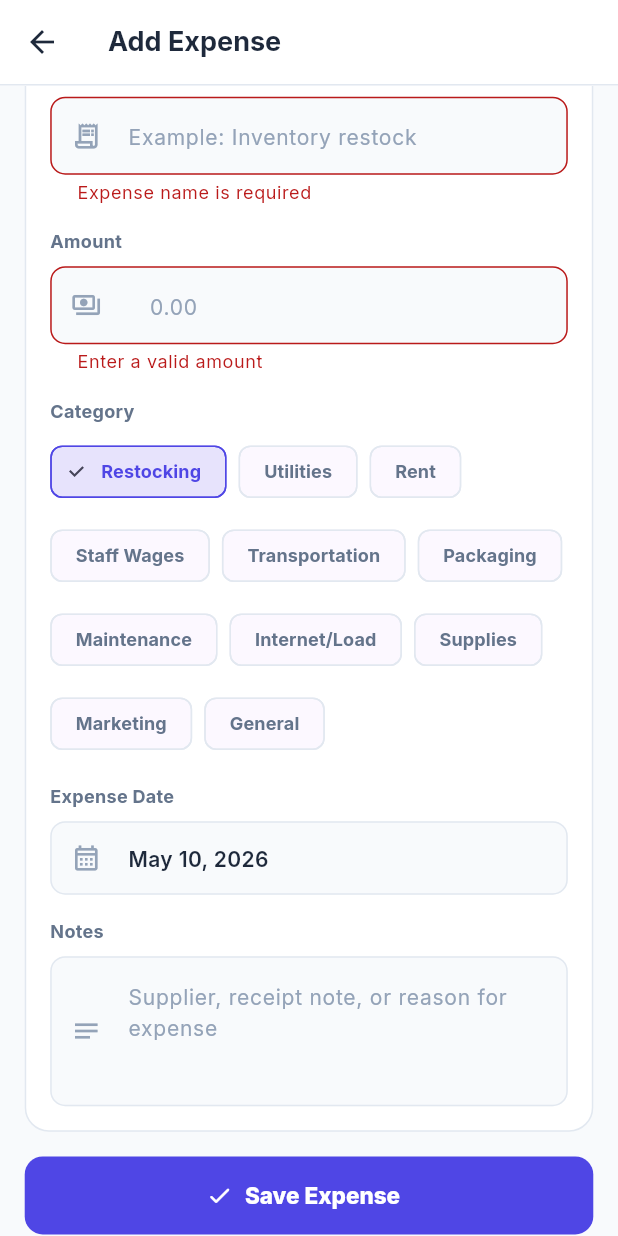
After one commit to dirkiee20/sarisarithesis, a Flutter app: the AddExpenseScreen screen opened by its route, scrolled down 837 dp, after a tap on "Save Expense", on a phone screen of 412 x 824 dp. The commit adds this screen. Run offline on Flutter 3.47's test engine with Material 3 defaults, Android fonts, the phone set to English and light mode, and no system bars; our stand-ins replace cached_network_image, camera, connectivity_plus, device_info_plus, dio, fl_chart and 9 more; missing offline and left inert: mobile_scanner; accounts and stored records are empty.

Commit message:
feat: expenses

```diff
--- a/sarisari-owner-app/lib/core/owner_data_service.dart
+++ b/sarisari-owner-app/lib/core/owner_data_service.dart
@@ -145,8 +145,8 @@ class OwnerDataService {
   Future<OwnerAnalyticsData> loadAnalytics(String period) async {
     final periodKey = period.toLowerCase();
     final results = await Future.wait<Response<dynamic>>([
-      apiClient.get('/analytics/overview',
-          queryParameters: {'period': periodKey}),
+      apiClient
+          .get('/analytics/overview', queryParameters: {'period': periodKey}),
       apiClient.get('/analytics/sales-trend',
           queryParameters: {'period': periodKey}),
       apiClient.get('/analytics/top-products',
@@ -196,13 +196,29 @@ class OwnerDataService {
   }
 
   Future<OwnerExpensesData> loadExpenses() async {
-    final response = await apiClient.get(
-      '/summaries/expenses',
-      queryParameters: {'period': 'month', 'limit': 50},
-    );
-    final payload = _asMap(response.data);
+    final now = DateTime.now();
+    final todayStart = DateTime(now.year, now.month, now.day);
+    final weekStart =
+        todayStart.subtract(Duration(days: todayStart.weekday - 1));
+    final monthStart = DateTime(now.year, now.month);
+
+    final results = await Future.wait<Response<dynamic>>([
+      apiClient.get(
+        '/summaries/expenses',
+        queryParameters: {'period': 'month', 'limit': 50},
+      ),
+      apiClient.get(
+        '/expenses',
+        queryParameters: {
+          'startDate': DateFormat('yyyy-MM-dd').format(monthStart),
+          'limit': 100,
+        },
+      ),
+    ]);
+
+    final payload = _asMap(results[0].data);
     final totals = _asMap(payload['totals']);
-    final expenses = _list(payload['expenses']).map((item) {
+    final summaryExpenses = _list(payload['expenses']).map((item) {
       final category = _string(item['category'], fallback: 'General');
       final date = _formatDate(item['date']);
       return {
@@ -213,11 +229,32 @@ class OwnerDataService {
       };
     }).toList();
 
+    final expensePayload = _asMap(results[1].data);
+    final manualRows = _list(expensePayload['expenses']);
+    final manualExpenses = manualRows.map((item) {
+      final row = _asMap(item);
+      return {
+        'desc': _string(row['title'], fallback: 'Business expense'),
+        'cat': _string(row['category'], fallback: 'General'),
+        'amount': _money(_num(row['amount'])),
+        'date': _formatDate(row['expense_date']),
+      };
+    }).toList();
+
+    double manualTotalSince(DateTime start) {
+      return manualRows.fold<double>(0, (sum, item) {
+        final row = _asMap(item);
+        final date = _parseDate(row['expense_date']);
+        if (date == null) return sum;
+        return date.isBefore(start) ? sum : sum + _num(row['amount']);
+      });
+    }
+
     return OwnerExpensesData(
-      todayTotal: _num(totals['today_total']),
-      weekTotal: _num(totals['week_total']),
-      monthTotal: _num(totals['month_total']),
-      expenses: expenses,
+      todayTotal: _num(totals['today_total']) + manualTotalSince(todayStart),
+      weekTotal: _num(totals['week_total']) + manualTotalSince(weekStart),
+      monthTotal: _num(totals['month_total']) + manualTotalSince(monthStart),
+      expenses: [...manualExpenses, ...summaryExpenses],
     );
   }
 
@@ -403,4 +440,11 @@ class OwnerDataService {
     if (parsed == null) return '';
     return DateFormat('MMM d').format(parsed.toLocal());
   }
+
+  static DateTime? _parseDate(dynamic value) {
+    final parsed = DateTime.tryParse(value?.toString() ?? '');
+    if (parsed == null) return null;
+    final local = parsed.toLocal();
+    return DateTime(local.year, local.month, local.day);
+  }
 }
--- a/sarisari-owner-app/lib/routes/app_routes.dart
+++ b/sarisari-owner-app/lib/routes/app_routes.dart
@@ -8,6 +8,7 @@ import '../screens/analytics/analytics_screen.dart';
 import '../screens/products/products_screen.dart';
 import '../screens/staff/staff_screen.dart';
 import '../screens/expenses/expenses_screen.dart';
+import '../screens/expenses/add_expense_screen.dart';
 import '../screens/reports/reports_screen.dart';
 import '../screens/account/account_screen.dart';
 
@@ -21,6 +22,7 @@ class AppRoutes {
   static const String products = '/products';
   static const String staff = '/staff';
   static const String expenses = '/expenses';
+  static const String addExpense = '/expenses/add';
   static const String reports = '/reports';
   static const String account = '/account';
 
@@ -34,6 +36,7 @@ class AppRoutes {
     products: (_) => const ProductsScreen(),
     staff: (_) => const StaffScreen(),
     expenses: (_) => const ExpensesScreen(),
+    addExpense: (_) => const AddExpenseScreen(),
     reports: (_) => const ReportsScreen(),
     account: (_) => const AccountScreen(),
   };
--- /dev/null
+++ b/sarisari-owner-app/lib/screens/expenses/add_expense_screen.dart
@@ -0,0 +1,584 @@
+import 'package:dio/dio.dart';
+import 'package:flutter/material.dart';
+import 'package:flutter/services.dart';
+import 'package:google_fonts/google_fonts.dart';
+import 'package:intl/intl.dart';
+import 'package:sizer/sizer.dart';
+
+import '../../core/api_client.dart';
+import '../../theme/owner_theme.dart';
+
+class AddExpenseScreen extends StatefulWidget {
+  const AddExpenseScreen({super.key});
+
+  @override
+  State<AddExpenseScreen> createState() => _AddExpenseScreenState();
+}
+
+class _AddExpenseScreenState extends State<AddExpenseScreen> {
+  final _formKey = GlobalKey<FormState>();
+  final _titleCtrl = TextEditingController();
+  final _amountCtrl = TextEditingController();
+  final _descriptionCtrl = TextEditingController();
+
+  String _category = 'Restocking';
+  DateTime _expenseDate = DateTime.now();
+  bool _loading = false;
+  String? _error;
+
+  static const List<String> _categories = [
+    'Restocking',
+    'Utilities',
+    'Rent',
+    'Staff Wages',
+    'Transportation',
+    'Packaging',
+    'Maintenance',
+    'Internet/Load',
+    'Supplies',
+    'Marketing',
+    'General',
+  ];
+
+  static const List<_ExpenseTemplate> _templates = [
+    _ExpenseTemplate(
+      title: 'Inventory restock',
+      category: 'Restocking',
+      description: 'Products purchased for resale.',
+      icon: Icons.inventory_2_outlined,
+    ),
+    _ExpenseTemplate(
+      title: 'Electricity or water bill',
+      category: 'Utilities',
+      description: 'Monthly utility payment for store operations.',
+      icon: Icons.bolt_outlined,
+    ),
+    _ExpenseTemplate(
+      title: 'Store rent',
+      category: 'Rent',
+      description: 'Rental payment for the business space.',
+      icon: Icons.storefront_outlined,
+    ),
+    _ExpenseTemplate(
+      title: 'Staff salary or allowance',
+      category: 'Staff Wages',
+      description: 'Payment for cashier or helper work.',
+      icon: Icons.groups_outlined,
+    ),
+    _ExpenseTemplate(
+      title: 'Delivery or transport',
+      category: 'Transportation',
+      description: 'Fare, fuel, or delivery fee for supplies.',
+      icon: Icons.local_shipping_outlined,
+    ),
+    _ExpenseTemplate(
+      title: 'Plastic bags or packaging',
+      category: 'Packaging',
+      description: 'Packaging materials for customer purchases.',
+      icon: Icons.shopping_bag_outlined,
+    ),
+    _ExpenseTemplate(
+      title: 'Repairs or maintenance',
+      category: 'Maintenance',
+      description: 'Store equipment repair or upkeep.',
+      icon: Icons.build_outlined,
+    ),
+    _ExpenseTemplate(
+      title: 'Internet or mobile load',
+      category: 'Internet/Load',
+      description: 'Connectivity used for store transactions.',
+      icon: Icons.wifi_outlined,
+    ),
+  ];
+
+  @override
+  void dispose() {
+    _titleCtrl.dispose();
+    _amountCtrl.dispose();
+    _descriptionCtrl.dispose();
+    super.dispose();
+  }
+
+  void _applyTemplate(_ExpenseTemplate template) {
+    setState(() {
+      _titleCtrl.text = template.title;
+      _descriptionCtrl.text = template.description;
+      _category = template.category;
+      _error = null;
+    });
+  }
+
+  Future<void> _pickDate() async {
+    final picked = await showDatePicker(
+      context: context,
+      initialDate: _expenseDate,
+      firstDate: DateTime(2020),
+      lastDate: DateTime.now(),
+      builder: (context, child) {
+        return Theme(
+          data: Theme.of(context).copyWith(
+            colorScheme: Theme.of(context).colorScheme.copyWith(
+                  primary: OwnerTheme.primary,
+                ),
+          ),
+          child: child!,
+        );
+      },
+    );
+    if (picked == null) return;
+    setState(() => _expenseDate = picked);
+  }
+
+  Future<void> _saveExpense() async {
+    if (!_formKey.currentState!.validate()) return;
+
+    setState(() {
+      _loading = true;
+      _error = null;
+    });
+
+    try {
+      final amount = double.parse(_amountCtrl.text.replaceAll(',', '').trim());
+      await apiClient.post('/expenses', data: {
+        'title': _titleCtrl.text.trim(),
+        'description': _descriptionCtrl.text.trim().isEmpty
+            ? null
+            : _descriptionCtrl.text.trim(),
+        'amount': amount,
+        'category': _category,
+        'expenseDate': DateFormat('yyyy-MM-dd').format(_expenseDate),
+      });
+
+      if (!mounted) return;
+      Navigator.of(context).pop(true);
+    } on DioException catch (e) {
+      if (!mounted) return;
+      setState(() => _error = _messageFromDio(e));
+    } catch (_) {
+      if (!mounted) return;
+      setState(() => _error = 'Unable to save expense. Please try again.');
+    } finally {
+      if (mounted) setState(() => _loading = false);
+    }
+  }
+
+  String _messageFromDio(DioException e) {
+    final data = e.response?.data;
+    if (data is Map && data['error'] != null) {
+      return data['error'].toString();
+    }
+    if (data is Map && data['errors'] is List && data['errors'].isNotEmpty) {
+      final first = data['errors'].first;
+      if (first is Map && first['msg'] != null) {
+        return first['msg'].toString();
+      }
+    }
+    return 'Failed to connect. Please check your network connection.';
+  }
+
+  @override
+  Widget build(BuildContext context) {
+    return Scaffold(
+      backgroundColor: OwnerTheme.background,
+      appBar: AppBar(
+        title: const Text('Add Expense'),
+        backgroundColor: Colors.white,
+        surfaceTintColor: Colors.transparent,
+        bottom: PreferredSize(
+          preferredSize: const Size.fromHeight(1),
+          child: Container(height: 1, color: OwnerTheme.border),
+        ),
+      ),
+      body: Form(
+        key: _formKey,
+        child: ListView(
+          padding: EdgeInsets.symmetric(horizontal: 4.w, vertical: 2.h),
+          children: [
+            _IntroCard(),
+            SizedBox(height: 2.h),
+            Text(
+              'Common business expenses',
+              style: GoogleFonts.inter(
+                color: OwnerTheme.textPrimary,
+                fontSize: 14,
+                fontWeight: FontWeight.w800,
+              ),
+            ),
+            SizedBox(height: 1.h),
+            ..._templates.map(
+              (template) => Padding(
+                padding: const EdgeInsets.only(bottom: 10),
+                child: _TemplateCard(
+                  template: template,
+                  selected: _titleCtrl.text == template.title,
+                  onTap: () => _applyTemplate(template),
+                ),
+              ),
+            ),
+            SizedBox(height: 1.h),
+            _FormCard(
+              children: [
+                _Label('Expense Name'),
+                const SizedBox(height: 8),
+                TextFormField(
+                  controller: _titleCtrl,
+                  textInputAction: TextInputAction.next,
+                  decoration: _inputDecoration(
+                    hint: 'Example: Inventory restock',
+                    icon: Icons.receipt_long_outlined,
+                  ),
+                  validator: (value) => value == null || value.trim().isEmpty
+                      ? 'Expense name is required'
+                      : null,
+                ),
+                const SizedBox(height: 16),
+                _Label('Amount'),
+                const SizedBox(height: 8),
+                TextFormField(
+                  controller: _amountCtrl,
+                  keyboardType:
+                      const TextInputType.numberWithOptions(decimal: true),
+                  inputFormatters: [
+                    FilteringTextInputFormatter.allow(
+                      RegExp(r'^\d*\.?\d{0,2}'),
+                    ),
+                  ],
+                  decoration: _inputDecoration(
+                    hint: '0.00',
+                    icon: Icons.payments_outlined,
+                    prefix: const Text('\u20B1 '),
+                  ),
+                  validator: (value) {
+                    final amount = double.tryParse(
+                      value?.replaceAll(',', '').trim() ?? '',
+                    );
+                    if (amount == null || amount <= 0) {
+                      return 'Enter a valid amount';
+                    }
+                    return null;
+                  },
+                ),
+                const SizedBox(height: 16),
+                _Label('Category'),
+                const SizedBox(height: 8),
+                Wrap(
+                  spacing: 8,
+                  runSpacing: 8,
+                  children: _categories.map((category) {
+                    final selected = category == _category;
+                    return ChoiceChip(
+                      label: Text(category),
+                      selected: selected,
+                      selectedColor: OwnerTheme.primary.withValues(alpha: 0.12),
+                      side: BorderSide(
+                        color:
+                            selected ? OwnerTheme.primary : OwnerTheme.border,
+                      ),
+                      labelStyle: GoogleFonts.inter(
+                        color: selected
+                            ? OwnerTheme.primary
+                            : OwnerTheme.textSecondary,
+                        fontSize: 12,
+                        fontWeight: FontWeight.w700,
+                      ),
+                      onSelected: (_) => setState(() => _category = category),
+                    );
+                  }).toList(),
+                ),
+                const SizedBox(height: 16),
+                _Label('Expense Date'),
+                const SizedBox(height: 8),
+                InkWell(
+                  onTap: _pickDate,
+                  borderRadius: BorderRadius.circular(10),
+                  child: InputDecorator(
+                    decoration: _inputDecoration(
+                      hint: '',
+                      icon: Icons.calendar_month_outlined,
+                    ),
+                    child: Text(
+                      DateFormat('MMM d, yyyy').format(_expenseDate),
+                      style: GoogleFonts.inter(
+                        color: OwnerTheme.textPrimary,
+                        fontSize: 14,
+                        fontWeight: FontWeight.w600,
+                      ),
+                    ),
+                  ),
+                ),
+                const SizedBox(height: 16),
+                _Label('Notes'),
+                const SizedBox(height: 8),
+                TextFormField(
+                  controller: _descriptionCtrl,
+                  minLines: 3,
+                  maxLines: 5,
+                  decoration: _inputDecoration(
+                    hint: 'Supplier, receipt note, or reason for expense',
+                    icon: Icons.notes_outlined,
+                  ),
+                ),
+              ],
+            ),
+            if (_error != null) ...[
+              SizedBox(height: 2.h),
+              _ErrorBanner(message: _error!),
+            ],
+            SizedBox(height: 2.h),
+            SizedBox(
+              height: 52,
+              child: ElevatedButton.icon(
+                onPressed: _loading ? null : _saveExpense,
+                icon: _loading
+                    ? const SizedBox(
+                        width: 20,
+                        height: 20,
+                        child: CircularProgressIndicator(
+                          strokeWidth: 2.4,
+                          valueColor: AlwaysStoppedAnimation(Colors.white),
+                        ),
+                      )
+                    : const Icon(Icons.check_rounded),
+                label: Text(
+                  _loading ? 'Saving...' : 'Save Expense',
+                  style: GoogleFonts.inter(
+                    fontSize: 15,
+                    fontWeight: FontWeight.w800,
+                  ),
+                ),
+              ),
+            ),
+            SizedBox(height: 3.h),
+          ],
+        ),
+      ),
+    );
+  }
+}
+
+class _ExpenseTemplate {
+  const _ExpenseTemplate({
+    required this.title,
+    required this.category,
+    required this.description,
+    required this.icon,
+  });
+
+  final String title;
+  final String category;
+  final String description;
+  final IconData icon;
+}
+
+class _IntroCard extends StatelessWidget {
+  @override
+  Widget build(BuildContext context) {
+    return Container(
+      padding: const EdgeInsets.all(16),
+      decoration: BoxDecoration(
+        gradient: OwnerTheme.primaryGradient,
+        borderRadius: BorderRadius.circular(16),
+      ),
+      child: Row(
+        children: [
+          Container(
+            width: 46,
+            height: 46,
+            decoration: BoxDecoration(
+              color: Colors.white.withValues(alpha: 0.16),
+              borderRadius: BorderRadius.circular(14),
+            ),
+            child: const Icon(
+              Icons.account_balance_wallet_outlined,
+              color: Colors.white,
+            ),
+          ),
+          const SizedBox(width: 14),
+          Expanded(
+            child: Column(
+              crossAxisAlignment: CrossAxisAlignment.start,
+              children: [
+                Text(
+                  'Track operating costs',
+                  style: GoogleFonts.inter(
+                    color: Colors.white,
+                    fontSize: 16,
+                    fontWeight: FontWeight.w800,
+                  ),
+                ),
+                const SizedBox(height: 4),
+                Text(
+                  'Record restocking, rent, utilities, wages, packaging, and other daily business expenses.',
+                  style: GoogleFonts.inter(
+                    color: Colors.white.withValues(alpha: 0.72),
+                    fontSize: 12,
+                    height: 1.4,
+                  ),
+                ),
+              ],
+            ),
+          ),
+        ],
+      ),
+    );
+  }
+}
+
+class _TemplateCard extends StatelessWidget {
+  const _TemplateCard({
+    required this.template,
+    required this.selected,
+    required this.onTap,
+  });
+
+  final _ExpenseTemplate template;
+  final bool selected;
+  final VoidCallback onTap;
+
+  @override
+  Widget build(BuildContext context) {
+    return InkWell(
+      onTap: onTap,
+      borderRadius: BorderRadius.circular(14),
+      child: Container(
+        padding: const EdgeInsets.all(14),
+        decoration: BoxDecoration(
+          color: Colors.white,
+          borderRadius: BorderRadius.circular(14),
+          border: Border.all(
+            color: selected ? OwnerTheme.primary : OwnerTheme.border,
+            width: selected ? 2 : 1,
+          ),
+        ),
+        child: Row(
+          children: [
+            Container(
+              width: 40,
+              height: 40,
+              decoration: BoxDecoration(
+                color: OwnerTheme.primary.withValues(alpha: 0.08),
+                borderRadius: BorderRadius.circular(12),
+              ),
+              child: Icon(template.icon, color: OwnerTheme.primary, size: 20),
+            ),
+            const SizedBox(width: 12),
+            Expanded(
+              child: Column(
+                crossAxisAlignment: CrossAxisAlignment.start,
+                children: [
+                  Text(
+                    template.title,
+                    style: GoogleFonts.inter(
+                      color: OwnerTheme.textPrimary,
+                      fontSize: 13,
+                      fontWeight: FontWeight.w800,
+                    ),
+                  ),
+                  const SizedBox(height: 4),
+                  Text(
+                    template.category,
+                    style: GoogleFonts.inter(
+                      color: OwnerTheme.textSecondary,
+                      fontSize: 11,
+                      fontWeight: FontWeight.w600,
+                    ),
+                  ),
+                ],
+              ),
+            ),
+            Icon(
+              selected
+                  ? Icons.check_circle_rounded
+                  : Icons.add_circle_outline_rounded,
+              color: selected ? OwnerTheme.primary : OwnerTheme.textMuted,
+            ),
+          ],
+        ),
+      ),
+    );
+  }
+}
+
+class _FormCard extends StatelessWidget {
+  const _FormCard({required this.children});
+
+  final List<Widget> children;
+
+  @override
+  Widget build(BuildContext context) {
+    return Container(
+      padding: const EdgeInsets.all(16),
+      decoration: BoxDecoration(
+        color: Colors.white,
+        borderRadius: BorderRadius.circular(16),
+        border: Border.all(color: OwnerTheme.border),
+      ),
+      child: Column(
+        crossAxisAlignment: CrossAxisAlignment.start,
+        children: children,
+      ),
+    );
+  }
+}
+
+class _Label extends StatelessWidget {
+  const _Label(this.text);
+
+  final String text;
+
+  @override
+  Widget build(BuildContext context) => Text(
+        text,
+        style: GoogleFonts.inter(
+          color: OwnerTheme.textSecondary,
+          fontSize: 12,
+          fontWeight: FontWeight.w700,
+          letterSpacing: 0.2,
+        ),
+      );
+}
+
+InputDecoration _inputDecoration({
+  required String hint,
+  required IconData icon,
+  Widget? prefix,
+}) {
+  return InputDecoration(
+    hintText: hint,
+    hintStyle: GoogleFonts.inter(color: OwnerTheme.textMuted, fontSize: 14),
+    prefixIcon: Icon(icon, color: const Color(0xFF94A3B8), size: 20),
+    prefix: prefix,
+  );
+}
+
+class _ErrorBanner extends StatelessWidget {
+  const _ErrorBanner({required this.message});
+
+  final String message;
+
+  @override
+  Widget build(BuildContext context) => Container(
+        padding: const EdgeInsets.symmetric(horizontal: 14, vertical: 12),
+        decoration: BoxDecoration(
+          color: const Color(0xFFFEF2F2),
+          border: Border.all(color: const Color(0xFFFECACA)),
+          borderRadius: BorderRadius.circular(10),
+        ),
+        child: Row(
+          children: [
+            const Icon(Icons.error_outline, color: Color(0xFFEF4444), size: 18),
+            const SizedBox(width: 10),
+            Expanded(
+              child: Text(
+                message,
+                style: GoogleFonts.inter(
+                  fontSize: 13,
+                  color: const Color(0xFFDC2626),
+                  fontWeight: FontWeight.w500,
+                ),
+              ),
+            ),
+          ],
+        ),
+      );
+}
--- a/sarisari-owner-app/lib/screens/expenses/expenses_screen.dart
+++ b/sarisari-owner-app/lib/screens/expenses/expenses_screen.dart
@@ -2,6 +2,7 @@ import 'package:flutter/material.dart';
 import 'package:sizer/sizer.dart';
 import 'package:google_fonts/google_fonts.dart';
 import '../../core/owner_data_service.dart';
+import '../../routes/app_routes.dart';
 import '../../theme/owner_theme.dart';
 import '../../widgets/owner_assistant_bubble.dart';
 import '../../widgets/owner_bottom_bar.dart';
@@ -47,6 +48,17 @@ class _ExpensesScreenState extends State<ExpensesScreen> {
     }
   }
 
+  Future<void> _openAddExpense() async {
+    final created = await Navigator.of(context).pushNamed(AppRoutes.addExpense);
+    if (created == true) {
+      await _loadExpenses();
+      if (!mounted) return;
+      ScaffoldMessenger.of(context).showSnackBar(
+        const SnackBar(content: Text('Expense added successfully')),
+      );
+    }
+  }
+
   String _money(num value) {
     final text = value.round().toString();
     final chars = text.split('').reversed.toList();
@@ -56,6 +68,7 @@ class _ExpensesScreenState extends State<ExpensesScreen> {
     }
     return '\u20B1${groups.reversed.join(',')}';
   }
+
   Color _catColor(String c) {
     switch (c) {
       case 'Restocking':
@@ -83,8 +96,7 @@ class _ExpensesScreenState extends State<ExpensesScreen> {
         ),
         actions: [
           TextButton.icon(
-            onPressed: () => ScaffoldMessenger.of(context).showSnackBar(
-                const SnackBar(content: Text('Add expense — coming soon'))),
+            onPressed: _openAddExpense,
             icon: const Icon(Icons.add_rounded,
                 size: 18, color: OwnerTheme.primary),
             label: Text('Add',
@@ -128,7 +140,9 @@ class _ExpensesScreenState extends State<ExpensesScreen> {
                               width: 1,
                               height: 36,
                               color: Colors.white.withValues(alpha: 0.2)),
-                _ExpStat(label: 'Today', value: _money(_data?.todayTotal ?? 0)),
+                          _ExpStat(
+                              label: 'Today',
+                              value: _money(_data?.todayTotal ?? 0)),
                         ],
                       ),
                     ),
@@ -166,8 +180,8 @@ class _ExpensesScreenState extends State<ExpensesScreen> {
                                   color: catColor.withValues(alpha: 0.1),
                                   borderRadius: BorderRadius.circular(10),
                                 ),
-                    child:
-                        Icon(Icons.receipt_outlined, color: catColor, size: 20),
+                                child: Icon(Icons.receipt_outlined,
+                                    color: catColor, size: 20),
                               ),
                               const SizedBox(width: 12),
                               Expanded(
@@ -206,7 +220,8 @@ class _ExpensesScreenState extends State<ExpensesScreen> {
                                           color: OwnerTheme.textPrimary)),
                                   Text(e['date'] ?? '',
                                       style: GoogleFonts.inter(
-                              fontSize: 11, color: OwnerTheme.textMuted)),
+                                          fontSize: 11,
+                                          color: OwnerTheme.textMuted)),
                                 ],
                               ),
                             ],
```
Also changed, not shown: 1 other file. Lines whose indentation alone changed are shown as unchanged.
